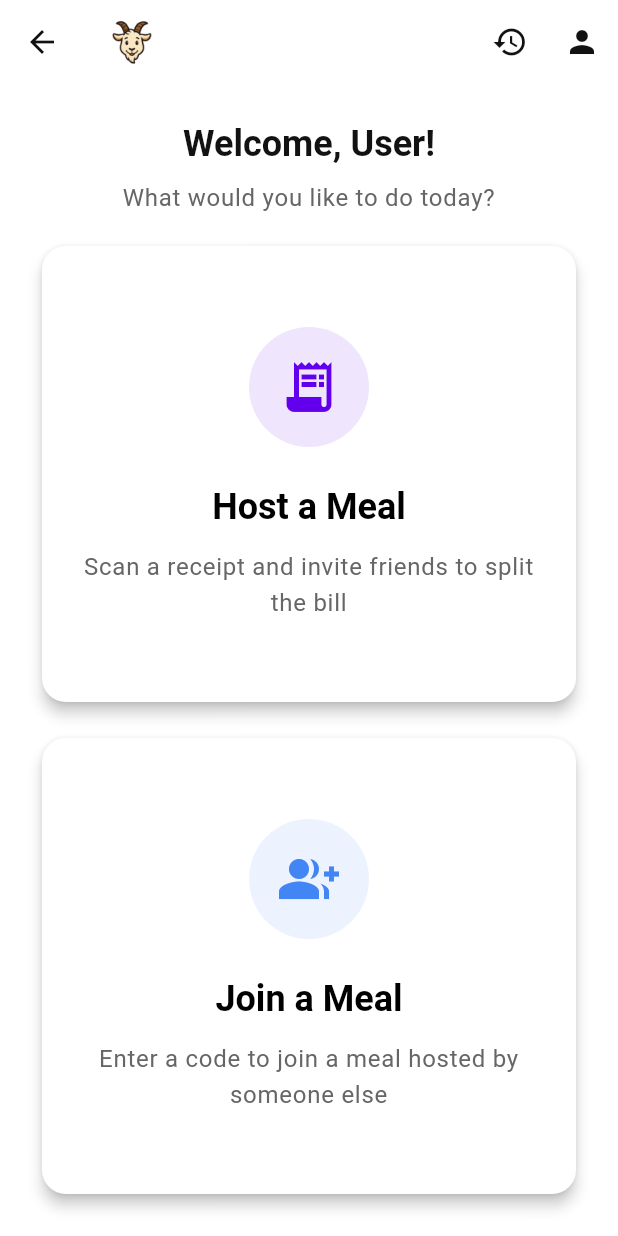
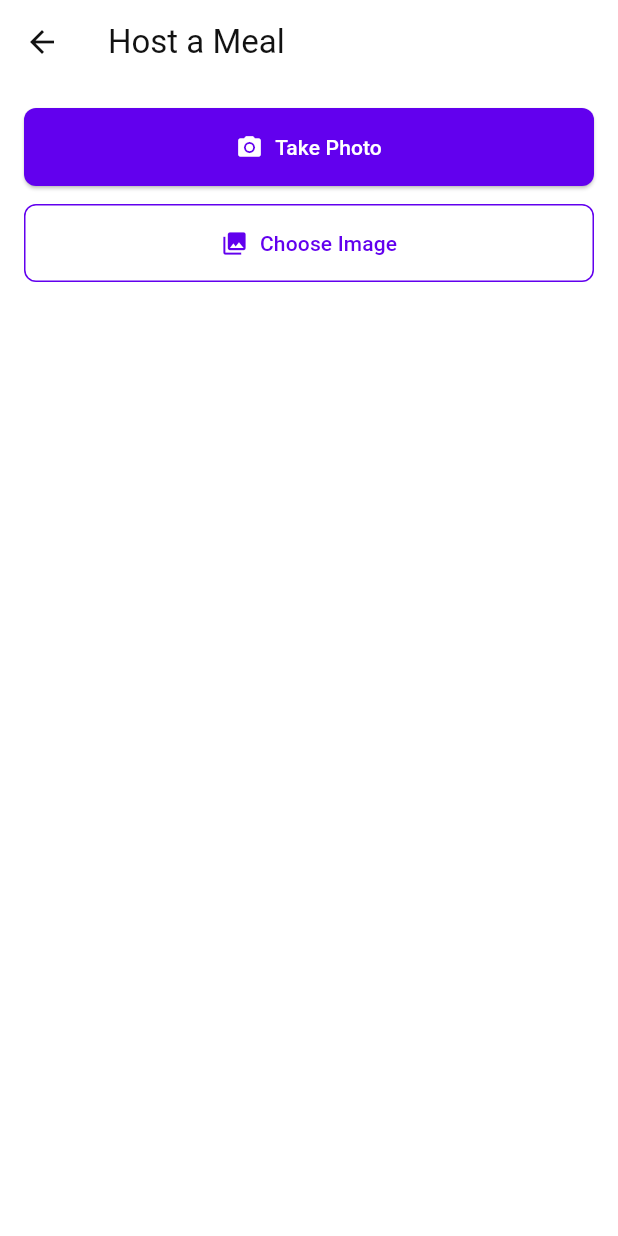
Before and after one commit to simonanderson16/Billy, a Flutter app: the HomeScreen screen opened by its route, after a tap on "Host a Meal", on a phone screen of 412 x 824 dp. Run offline on Flutter 3.47's test engine with Material 3 defaults, Android fonts, the phone set to English and light mode, and no system bars; our stand-ins replace cached_network_image, flutter_dotenv, flutter_riverpod, get_it, image_picker, supabase_flutter; missing offline and left inert: storage_client; accounts and stored records are empty.

Commit message:
initial receipt parser

```diff
--- a/lib/core/router/app_router.dart
+++ b/lib/core/router/app_router.dart
@@ -7,6 +7,7 @@ import 'package:billy/features/profile/screens/profile_screen.dart';
 import 'package:billy/features/profile/screens/edit_profile_screen.dart';
 import 'package:billy/features/home/screens/home_screen.dart';
 import 'package:billy/features/history/screens/history_screen.dart';
+import 'package:billy/features/meal/screens/host_meal_screen.dart';
 
 class AppRouter {
   static const String splashRoute = '/';
@@ -17,6 +18,7 @@ class AppRouter {
   static const String editProfileRoute = '/edit-profile';
   static const String homeRoute = '/home';
   static const String historyRoute = '/history';
+  static const String hostMealRoute = '/host-meal';
 
   static Route<dynamic> generateRoute(RouteSettings settings) {
     switch (settings.name) {
@@ -36,6 +38,8 @@ class AppRouter {
         return MaterialPageRoute(builder: (_) => const HomeScreen());
       case historyRoute:
         return MaterialPageRoute(builder: (_) => const HistoryScreen());
+      case hostMealRoute:
+        return MaterialPageRoute(builder: (_) => const HostMealScreen());
       default:
         return MaterialPageRoute(
           builder:
--- a/lib/features/home/screens/home_screen.dart
+++ b/lib/features/home/screens/home_screen.dart
@@ -70,7 +70,7 @@ class HomeScreen extends ConsumerWidget {
                   icon: Icons.receipt_long,
                   color: AppTheme.primaryColor,
                   onTap: () {
-                    // TODO: Navigate to host meal screen
+                    Navigator.of(context).pushNamed(AppRouter.hostMealRoute);
                   },
                 ),
               ),
--- /dev/null
+++ b/lib/features/meal/screens/host_meal_screen.dart
@@ -0,0 +1,268 @@
+import 'dart:io';
+import 'package:flutter/material.dart';
+import 'package:flutter_riverpod/flutter_riverpod.dart';
+import 'package:image_picker/image_picker.dart';
+import 'package:billy/core/theme/app_theme.dart';
+import 'package:billy/features/meal/services/receipt_scanning_service.dart';
+
+class HostMealScreen extends ConsumerStatefulWidget {
+  const HostMealScreen({super.key});
+
+  @override
+  ConsumerState<HostMealScreen> createState() => _HostMealScreenState();
+}
+
+class _HostMealScreenState extends ConsumerState<HostMealScreen> {
+  File? _receiptImage;
+  bool _isLoading = false;
+  List<Map<String, dynamic>> _scannedItems = [];
+  String? _errorMessage;
+
+  Future<void> _pickImage() async {
+    try {
+      final ImagePicker picker = ImagePicker();
+      final XFile? image = await picker.pickImage(source: ImageSource.gallery);
+
+      if (image != null) {
+        setState(() {
+          _receiptImage = File(image.path);
+          _errorMessage = null;
+        });
+        await _scanReceipt();
+      }
+    } catch (e) {
+      setState(() {
+        _errorMessage = 'Failed to pick image: ${e.toString()}';
+      });
+    }
+  }
+
+  Future<void> _takePhoto() async {
+    try {
+      final ImagePicker picker = ImagePicker();
+      final XFile? image = await picker.pickImage(source: ImageSource.camera);
+
+      if (image != null) {
+        setState(() {
+          _receiptImage = File(image.path);
+          _errorMessage = null;
+        });
+        await _scanReceipt();
+      }
+    } catch (e) {
+      setState(() {
+        _errorMessage = 'Failed to take photo: ${e.toString()}';
+      });
+    }
+  }
+
+  Future<void> _scanReceipt() async {
+    if (_receiptImage == null) return;
+
+    setState(() {
+      _isLoading = true;
+      _errorMessage = null;
+    });
+
+    try {
+      final result = await ReceiptScanningService.scanReceipt(_receiptImage!);
+      print('Scanning result: $result');
+
+      // Extract data from the response
+      final totalAmount = result['totalAmount']?['data'] as double?;
+      final merchantName = result['merchantName']?['data'] as String?;
+      final date = result['date']?['data'] as String?;
+      final taxAmount = result['taxAmount']?['data'] as double?;
+      final productLineItems =
+          result['entities']?['productLineItems'] as List<dynamic>?;
+
+      if (totalAmount != null) {
+        setState(() {
+          _scannedItems = [
+            {
+              'name': merchantName ?? 'Unknown Merchant',
+              'price': totalAmount,
+              'quantity': 1,
+              'date': date,
+              'tax': taxAmount,
+              'isSummary': true,
+            },
+            if (productLineItems != null && productLineItems.isNotEmpty)
+              ...productLineItems.map((item) {
+                final itemData = item['data'] as Map<String, dynamic>?;
+                return {
+                  'name': itemData?['name']?['data'] ?? 'Unknown Item',
+                  'price': itemData?['totalPrice']?['data'] ?? 0.0,
+                  'quantity': itemData?['quantity']?['data'] ?? 1,
+                  'isSummary': false,
+                };
+              }).toList(),
+          ];
+        });
+      } else {
+        setState(() {
+          _errorMessage =
+              'Could not extract total amount from receipt. Please try again.';
+        });
+      }
+    } catch (e) {
+      setState(() {
+        _errorMessage = 'Failed to scan receipt: ${e.toString()}';
+      });
+    } finally {
+      setState(() {
+        _isLoading = false;
+      });
+    }
+  }
+
+  @override
+  Widget build(BuildContext context) {
+    return Scaffold(
+      appBar: AppBar(title: const Text('Host a Meal')),
+      body: SingleChildScrollView(
+        padding: const EdgeInsets.all(16.0),
+        child: Column(
+          crossAxisAlignment: CrossAxisAlignment.stretch,
+          children: [
+            if (_errorMessage != null)
+              Container(
+                padding: const EdgeInsets.all(8.0),
+                margin: const EdgeInsets.only(bottom: 16.0),
+                decoration: BoxDecoration(
+                  color: Colors.red.shade100,
+                  borderRadius: BorderRadius.circular(8.0),
+                ),
+                child: Text(
+                  _errorMessage!,
+                  style: TextStyle(color: Colors.red.shade900),
+                ),
+              ),
+            if (_receiptImage != null)
+              Container(
+                height: 200,
+                margin: const EdgeInsets.only(bottom: 16.0),
+                decoration: BoxDecoration(
+                  borderRadius: BorderRadius.circular(8.0),
+                  image: DecorationImage(
+                    image: FileImage(_receiptImage!),
+                    fit: BoxFit.cover,
+                  ),
+                ),
+              ),
+            Column(
+              children: [
+                SizedBox(
+                  width: double.infinity,
+                  child: ElevatedButton.icon(
+                    onPressed: _isLoading ? null : _takePhoto,
+                    icon: const Icon(Icons.camera_alt),
+                    label: const Text('Take Photo'),
+                    style: ElevatedButton.styleFrom(
+                      backgroundColor: Theme.of(context).primaryColor,
+                      foregroundColor: Colors.white,
+                      padding: const EdgeInsets.symmetric(vertical: 16.0),
+                      shape: RoundedRectangleBorder(
+                        borderRadius: BorderRadius.circular(8.0),
+                      ),
+                    ),
+                  ),
+                ),
+                const SizedBox(height: 12.0),
+                SizedBox(
+                  width: double.infinity,
+                  child: OutlinedButton.icon(
+                    onPressed: _isLoading ? null : _pickImage,
+                    icon: const Icon(Icons.photo_library),
+                    label: const Text('Choose Image'),
+                    style: OutlinedButton.styleFrom(
+                      padding: const EdgeInsets.symmetric(vertical: 16.0),
+                      side: BorderSide(color: Theme.of(context).primaryColor),
+                      shape: RoundedRectangleBorder(
+                        borderRadius: BorderRadius.circular(8.0),
+                      ),
+                    ),
+                  ),
+                ),
+              ],
+            ),
+            if (_isLoading)
+              const Padding(
+                padding: EdgeInsets.all(16.0),
+                child: Center(child: CircularProgressIndicator()),
+              ),
+            if (_scannedItems.isNotEmpty) ...[
+              const SizedBox(height: 24.0),
+              const Text(
+                'Scanned Items',
+                style: TextStyle(fontSize: 20, fontWeight: FontWeight.bold),
+              ),
+              const SizedBox(height: 8.0),
+              ListView.builder(
+                shrinkWrap: true,
+                physics: const NeverScrollableScrollPhysics(),
+                itemCount: _scannedItems.length,
+                itemBuilder: (context, index) {
+                  final item = _scannedItems[index];
+                  if (item['isSummary'] == true) {
+                    return Card(
+                      margin: const EdgeInsets.symmetric(vertical: 4.0),
+                      child: Padding(
+                        padding: const EdgeInsets.all(16.0),
+                        child: Column(
+                          crossAxisAlignment: CrossAxisAlignment.start,
+                          children: [
+                            Text(
+                              item['name'],
+                              style: const TextStyle(
+                                fontSize: 18,
+                                fontWeight: FontWeight.bold,
+                              ),
+                            ),
+                            if (item['date'] != null) ...[
+                              const SizedBox(height: 8.0),
+                              Text(
+                                'Date: ${DateTime.parse(item['date']).toLocal().toString().split('.')[0]}',
+                                style: TextStyle(color: Colors.grey[600]),
+                              ),
+                            ],
+                            const SizedBox(height: 8.0),
+                            Row(
+                              mainAxisAlignment: MainAxisAlignment.spaceBetween,
+                              children: [
+                                if (item['tax'] != null)
+                                  Text(
+                                    'Tax: \$${item['tax'].toStringAsFixed(2)}',
+                                    style: TextStyle(color: Colors.grey[600]),
+                                  ),
+                                Text(
+                                  'Total: \$${item['price'].toStringAsFixed(2)}',
+                                  style: const TextStyle(
+                                    fontSize: 16,
+                                    fontWeight: FontWeight.bold,
+                                  ),
+                                ),
+                              ],
+                            ),
+                          ],
+                        ),
+                      ),
+                    );
+                  } else {
+                    return ListTile(
+                      title: Text('${item['quantity']}x ${item['name']}'),
+                      trailing: Text(
+                        '\$${item['price'].toStringAsFixed(2)}',
+                        style: const TextStyle(fontWeight: FontWeight.bold),
+                      ),
+                    );
+                  }
+                },
+              ),
+            ],
+          ],
+        ),
+      ),
+    );
+  }
+}
--- a/pubspec.yaml
+++ b/pubspec.yaml
@@ -57,6 +57,7 @@ dependencies:
   storage_client: ^2.4.0
   supabase_auth_ui: ^0.5.5
   flutter_dotenv: ^5.2.1
+  http: ^1.2.0
 
 dev_dependencies:
   flutter_test:
```
Also changed, not shown: lib/features/meal/services/receipt_scanning_service.dart (added, +41 -0 lines), pubspec.lock, 2 other files.
